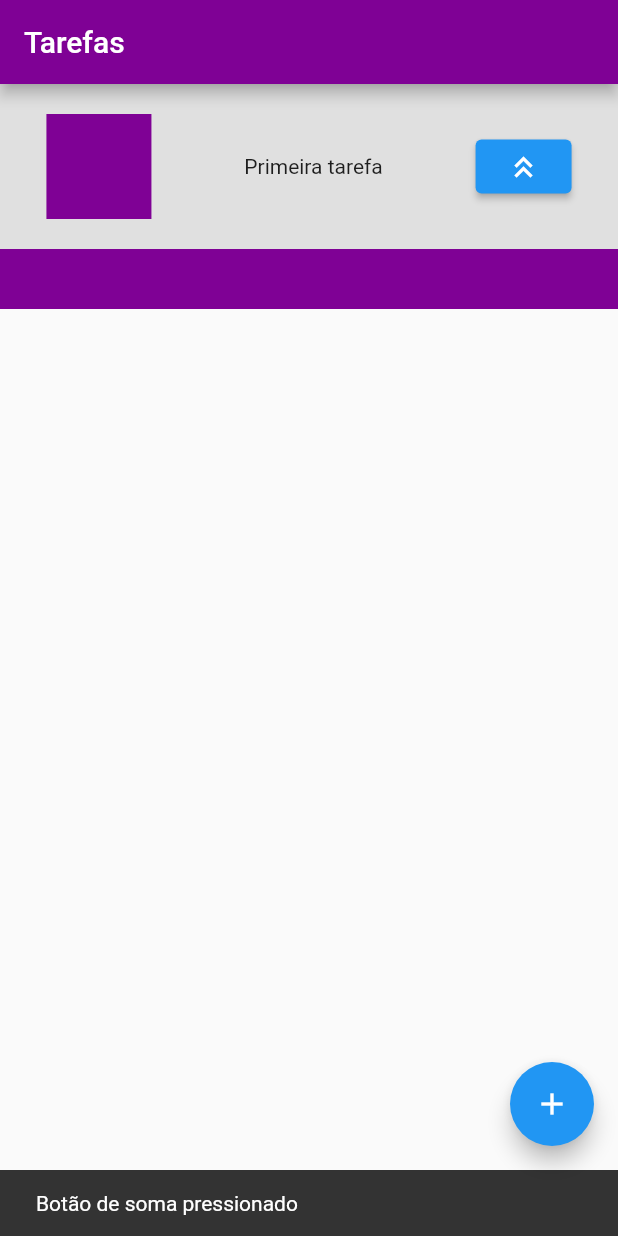
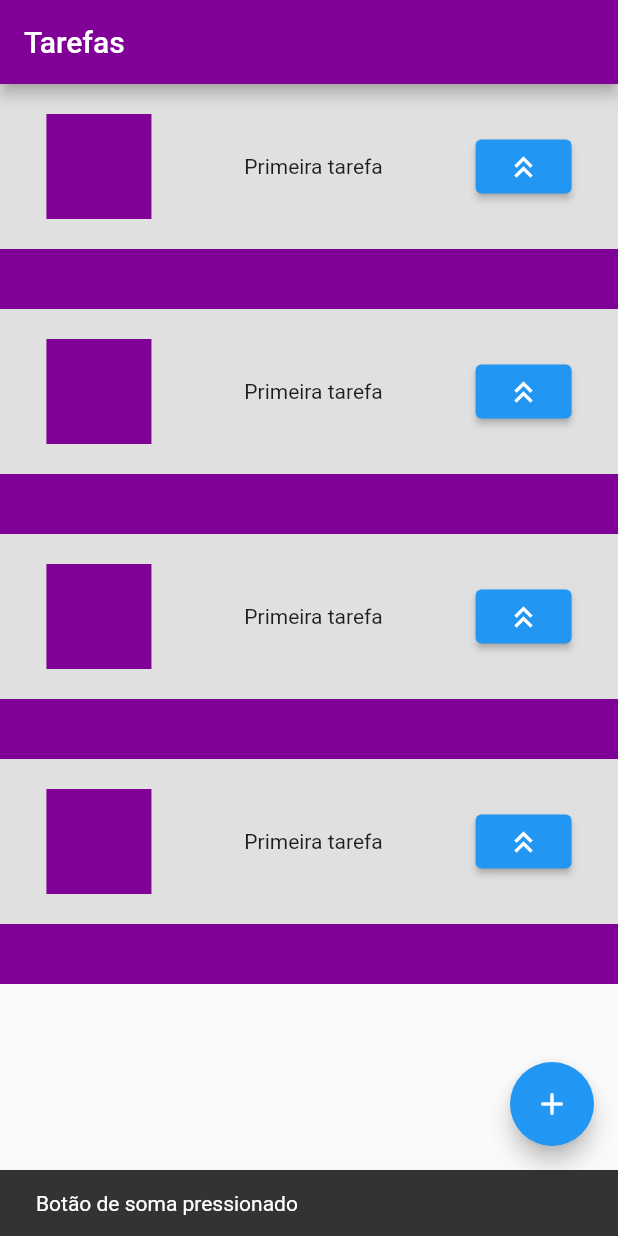
Before and after one commit to AdryelJr/Aplicativo-conceito-flutter, a Flutter app: the screen it shows after launch, after a tap on the "add" icon, on a phone screen of 412 x 824 dp. Run offline on Flutter 3.47's test engine with Material 2 defaults, Android fonts, the phone set to English and light mode, and no system bars.

Commit message:
Update main.dart

```diff
--- a/lib/main.dart
+++ b/lib/main.dart
@@ -11,8 +11,28 @@ class HomePage extends StatelessWidget {
 
   @override
   Widget build(BuildContext context) {
-    return MaterialApp(
-      home: Cards(),
+    return Scaffold(
+      appBar: AppBar(
+        title: Text('Tarefas'),
+        backgroundColor: Color.fromARGB(255, 127, 1, 149),
+      ),
+      body: Column(
+        children: [
+          Cards(),
+          Cards(),
+          Cards(),
+          Cards(),
+        ],
+      ),
+      floatingActionButton: FloatingActionButton(
+        child: Icon(Icons.add),
+        onPressed: () {
+          print('Botão página principal');
+          ScaffoldMessenger.of(context).showSnackBar(
+            SnackBar(content:Text("Botão de soma pressionado"))
+          );
+        },
+      ),
     );
   }
 }
@@ -22,12 +42,7 @@ class Cards extends StatelessWidget {
 
   @override
   Widget build(BuildContext context) {
-    return Scaffold(
-      appBar: AppBar(
-        title: Text('Tarefas'),
-        backgroundColor: Color.fromARGB(255, 127, 1, 149),
-      ),
-      body: Stack(
+    return Stack(
         children: [
           Container(
             height: 150,
@@ -52,16 +67,6 @@ class Cards extends StatelessWidget {
             ),
           )
         ],
-      ),
-      floatingActionButton: FloatingActionButton(
-        child: Icon(Icons.add),
-        onPressed: () {
-          print('Botão página principal');
-          ScaffoldMessenger.of(context).showSnackBar(
-            SnackBar(content:Text("Botão de soma pressionado"))
-          );
-        },
-      ),
-    );
+      );
   }
 }
```
